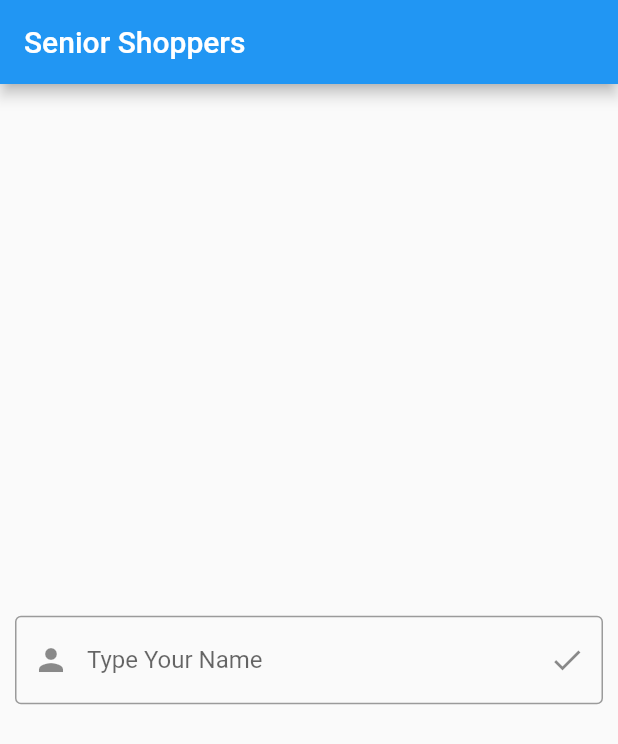
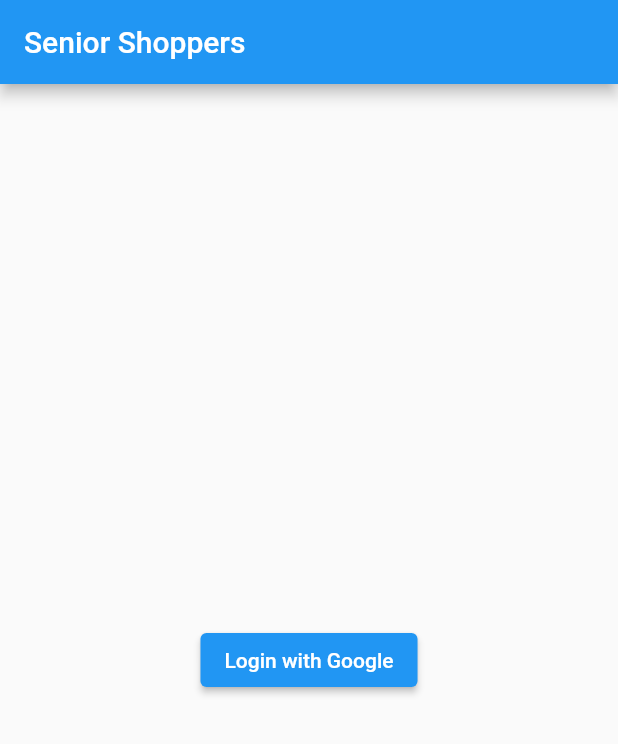
Before and after one commit to arvindh-manian/senior-shoppers, a Flutter app: the screen it shows after launch, on a phone screen of 412 x 824 dp. Shown: the top 744 px of the screen. Run offline on Flutter 3.47's test engine with Material 2 defaults, Android fonts, the light colour scheme and no system bars; our stand-ins replace google_sign_in.

Commit message:
added google auth

```diff
--- a/lib/login.dart
+++ b/lib/login.dart
@@ -1,5 +1,6 @@
 import 'package:flutter/material.dart';
 import 'ordering_page.dart';
+import 'package:google_sign_in/google_sign_in.dart';
 
 class LoginPage extends StatefulWidget {
   @override
@@ -7,36 +8,49 @@ class LoginPage extends StatefulWidget {
 }
 
 class _LoginPageState extends State<LoginPage> {
-  late String name;
+  bool loggedIn = false;
+  GoogleSignInAccount? user;
+  GoogleSignIn _googleSignIn = GoogleSignIn();
   TextEditingController controller = TextEditingController();
 
-  void click() {
-    name = controller.text;
-    Navigator.push(
-        context, MaterialPageRoute(builder: (context) => OrderingPage(name)));
+  void click() async {
+    _googleSignIn.signIn().then((userData) {
+      setState(() {
+        loggedIn = true;
+        user = userData as GoogleSignInAccount;
+        print(user?.displayName);
+        Navigator.push(context,
+            MaterialPageRoute(builder: (context) => OrderingPage(user)));
+      });
+    });
   }
 
   @override
   Widget build(BuildContext context) {
     return Scaffold(
-        appBar: AppBar(title: Text("Senior Shoppers")),
-        body: Align(
-            alignment: Alignment.center,
-            child: Padding(
-                padding: EdgeInsets.all(10),
-                child: TextField(
-                    controller: controller,
-                    decoration: InputDecoration(
-                        prefixIcon: Icon(Icons.person),
-                        labelText: "Type Your Name",
-                        border: OutlineInputBorder(
-                            borderSide:
-                                BorderSide(width: 5, color: Colors.black)),
-                        suffixIcon: IconButton(
-                          icon: Icon(Icons.done),
-                          splashColor: Colors.blue,
-                          tooltip: "Submit",
-                          onPressed: click,
-                        ))))));
+      appBar: AppBar(title: Text("Senior Shoppers")),
+      body: Container(
+        child: loggedIn
+            ? Column(
+                children: [
+                  Image.network(user?.photoUrl as String),
+                  Text(user?.displayName as String),
+                  Text(user?.email as String),
+                  TextButton(
+                      onPressed: () {
+                        _googleSignIn.signOut().then((value) {
+                          setState(() {
+                            loggedIn = false;
+                          });
+                        });
+                      },
+                      child: Text("Logout"))
+                ],
+              )
+            : Center(
+                child: ElevatedButton(
+                    child: Text("Login with Google"), onPressed: click)),
+      ),
+    );
   }
 }
--- a/lib/ordering_page.dart
+++ b/lib/ordering_page.dart
@@ -1,11 +1,12 @@
 import 'package:flutter/material.dart';
+import 'package:google_sign_in/google_sign_in.dart';
 import 'utils/cart_tools.dart';
 import 'text_input_widget.dart';
 
 class OrderingPage extends StatefulWidget {
-  final String name;
+  final GoogleSignInAccount? user;
 
-  OrderingPage(this.name);
+  OrderingPage(this.user);
 
   @override
   _OrderingPageState createState() => _OrderingPageState();
```
Also changed, not shown: pubspec.yaml (+9 -2 lines), 4 other files.
